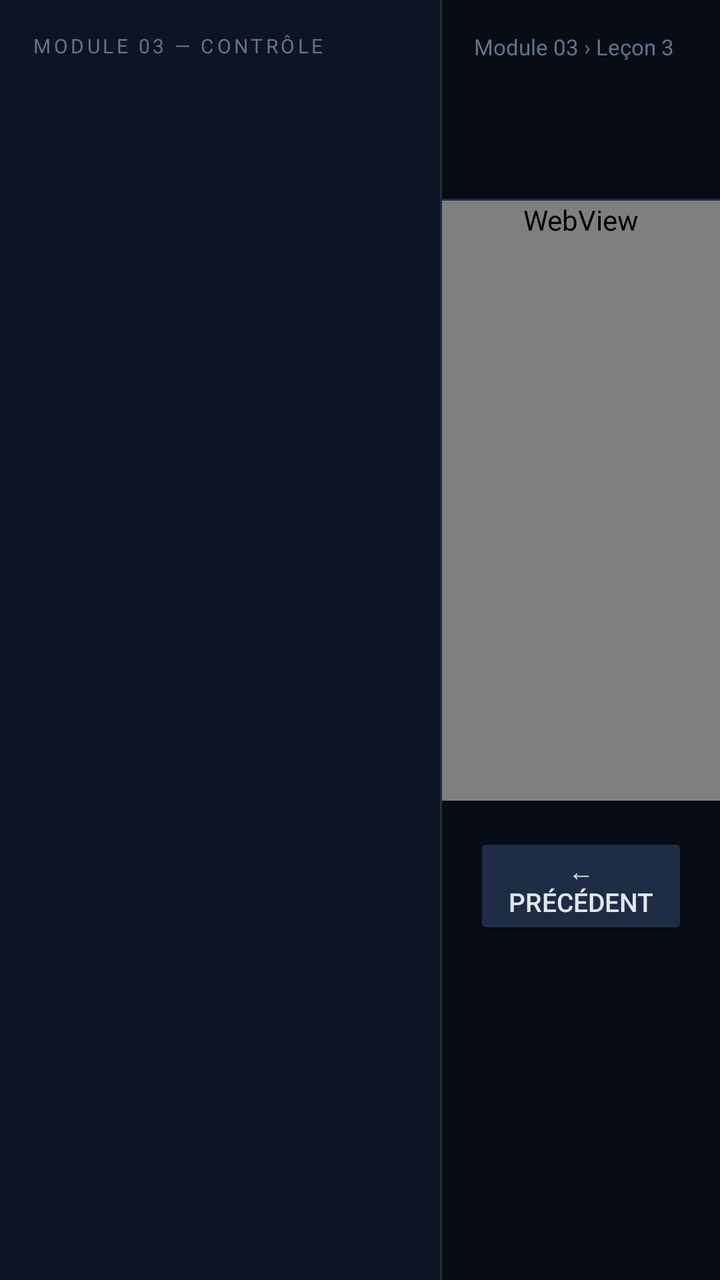
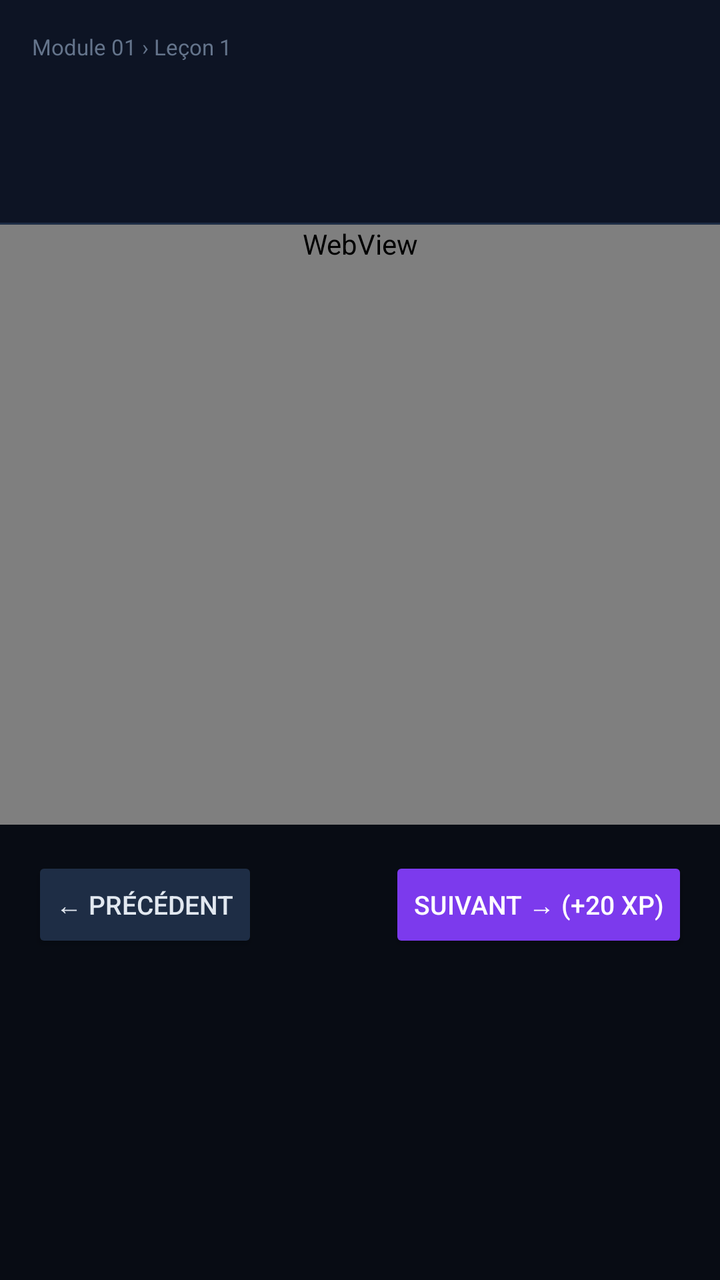

An Android layout rendered at two revisions. The XML below is the earlier revision; the diff shows what the commit changed to produce the second picture.
<!-- AndroidManifest.xml: application theme Theme.SDSLabs -->
<!-- res/layout/fragment_cours.xml -->
<?xml version="1.0" encoding="utf-8"?>
<LinearLayout xmlns:android="http://schemas.android.com/apk/res/android"
    xmlns:app="http://schemas.android.com/apk/res-auto"
    android:layout_width="match_parent"
    android:layout_height="match_parent"
    android:orientation="vertical"
    android:background="#080c14">

    
    <LinearLayout
        android:layout_width="match_parent"
        android:layout_height="0dp"
        android:layout_weight="1"
        android:orientation="horizontal">

        
        <ScrollView
            android:layout_width="220dp"
            android:layout_height="match_parent"
            android:background="#0d1424">

            <LinearLayout
                android:layout_width="match_parent"
                android:layout_height="wrap_content"
                android:orientation="vertical"
                android:paddingTop="16dp">

                <TextView
                    android:layout_width="match_parent"
                    android:layout_height="wrap_content"
                    android:text="MODULE 03 — CONTRÔLE"
                    android:textColor="#64748b"
                    android:textSize="10sp"
                    android:letterSpacing="0.15"
                    android:paddingHorizontal="16dp"
                    android:paddingBottom="12dp" />

                <LinearLayout
                    android:id="@+id/sidebarContainer"
                    android:layout_width="match_parent"
                    android:layout_height="wrap_content"
                    android:orientation="vertical" />
            </LinearLayout>
        </ScrollView>

        
        <View
            android:layout_width="1dp"
            android:layout_height="match_parent"
            android:background="#1e2d45" />

        
        <LinearLayout
            android:layout_width="0dp"
            android:layout_height="match_parent"
            android:layout_weight="1"
            android:orientation="vertical">

            
            <LinearLayout
                android:layout_width="match_parent"
                android:layout_height="wrap_content"
                android:orientation="vertical"
                android:padding="16dp"
                android:background="#080c14">

                <TextView
                    android:id="@+id/tvBreadcrumb"
                    android:layout_width="wrap_content"
                    android:layout_height="wrap_content"
                    android:text="Module 03 › Leçon 3"
                    android:textColor="#64748b"
                    android:textSize="11sp"
                    android:layout_marginBottom="4dp" />

                <TextView
                    android:id="@+id/tvLessonTitle"
                    android:layout_width="wrap_content"
                    android:layout_height="wrap_content"
                    android:textColor="#FFFFFF"
                    android:textSize="20sp"
                    android:textStyle="bold"
                    android:layout_marginBottom="4dp" />

                <TextView
                    android:id="@+id/tvLessonDesc"
                    android:layout_width="match_parent"
                    android:layout_height="wrap_content"
                    android:textColor="#64748b"
                    android:textSize="13sp"
                    android:lineSpacingMultiplier="1.4" />
            </LinearLayout>

            <View
                android:layout_width="match_parent"
                android:layout_height="1dp"
                android:background="#1e2d45" />

            
            <ScrollView
                android:id="@+id/lessonScrollView"
                android:layout_width="match_parent"
                android:layout_height="0dp"
                android:layout_weight="1">

                <LinearLayout
                    android:layout_width="match_parent"
                    android:layout_height="wrap_content"
                    android:orientation="vertical">

                    <WebView
                        android:id="@+id/webViewLesson"
                        android:layout_width="match_parent"
                        android:layout_height="wrap_content"
                        android:minHeight="300dp" />

                    
                    <LinearLayout
                        android:layout_width="match_parent"
                        android:layout_height="wrap_content"
                        android:orientation="horizontal"
                        
                        android:padding="16dp"
                        android:gravity="center_vertical">

                        <Button
                            android:id="@+id/btnPrevious"
                            android:layout_width="wrap_content"
                            android:layout_height="wrap_content"
                            android:text="← Précédent"
                            android:backgroundTint="#1e2d45"
                            android:textColor="#e2e8f0"
                            android:textSize="13sp" />

                        <View android:layout_width="0dp" android:layout_height="1dp" android:layout_weight="1" />

                        <Button
                            android:id="@+id/btnNext"
                            android:layout_width="wrap_content"
                            android:layout_height="wrap_content"
                            android:text="Suivant → (+20 XP)"
                            android:backgroundTint="#7c3aed"
                            android:textColor="#FFFFFF"
                            android:textSize="13sp" />
                    </LinearLayout>
                </LinearLayout>
            </ScrollView>
        </LinearLayout>
    </LinearLayout>
</LinearLayout>
<!-- resources referenced by this layout -->
<resources>
  <style name="Theme.SDSLabs" parent="Theme.MaterialComponents.NoActionBar">
          <item name="colorPrimary">@color/accent2</item>
          <item name="colorPrimaryVariant">@color/accent</item>
          <item name="colorOnPrimary">@color/white</item>
          <item name="colorSecondary">@color/accent</item>
          <item name="colorOnSecondary">@color/bg</item>
          <item name="android:windowBackground">@color/bg</item>
          <item name="android:statusBarColor">@color/bg</item>
          <item name="android:navigationBarColor">@color/surface</item>
          <item name="android:textColor">@color/text</item>
      </style>
  <color name="accent2">#7c3aed</color>
  <color name="accent">#00d4ff</color>
  <color name="white">#FFFFFF</color>
  <color name="bg">#080c14</color>
  <color name="surface">#0d1424</color>
  <color name="text">#e2e8f0</color>
</resources>

<!-- the commit's change to res/layout/fragment_cours.xml (unified diff, before → after) -->
@@ -1,6 +1,5 @@
 <?xml version="1.0" encoding="utf-8"?>
 <LinearLayout xmlns:android="http://schemas.android.com/apk/res/android"
-    xmlns:app="http://schemas.android.com/apk/res-auto"
     android:layout_width="match_parent"
     android:layout_height="match_parent"
     android:orientation="vertical"
@@ -9,142 +8,99 @@
     
     <LinearLayout
         android:layout_width="match_parent"
-        android:layout_height="0dp"
-        android:layout_weight="1"
-        android:orientation="horizontal">
+        android:layout_height="wrap_content"
+        android:orientation="vertical"
+        android:padding="16dp"
+        android:background="#0d1424">
 
-        
-        <ScrollView
-            android:layout_width="220dp"
-            android:layout_height="match_parent"
-            android:background="#0d1424">
+        <TextView
+            android:id="@+id/tvBreadcrumb"
+            android:layout_width="wrap_content"
+            android:layout_height="wrap_content"
+            android:text="Module 01 › Leçon 1"
+            android:textColor="#64748b"
+            android:textSize="11sp"
+            android:layout_marginBottom="4dp" />
 
-            <LinearLayout
-                android:layout_width="match_parent"
-                android:layout_height="wrap_content"
-                android:orientation="vertical"
-                android:paddingTop="16dp">
+        <TextView
+            android:id="@+id/tvLessonTitle"
+            android:layout_width="wrap_content"
+            android:layout_height="wrap_content"
+            android:textColor="#FFFFFF"
+            android:textSize="20sp"
+            android:textStyle="bold"
+            android:layout_marginBottom="4dp" />
 
-                <TextView
-                    android:layout_width="match_parent"
-                    android:layout_height="wrap_content"
-                    android:text="MODULE 03 — CONTRÔLE"
-                    android:textColor="#64748b"
-                    android:textSize="10sp"
-                    android:letterSpacing="0.15"
-                    android:paddingHorizontal="16dp"
-                    android:paddingBottom="12dp" />
-
-                <LinearLayout
-                    android:id="@+id/sidebarContainer"
-                    android:layout_width="match_parent"
-                    android:layout_height="wrap_content"
-                    android:orientation="vertical" />
-            </LinearLayout>
-        </ScrollView>
-
-        
-        <View
-            android:layout_width="1dp"
-            android:layout_height="match_parent"
-            android:background="#1e2d45" />
+        <TextView
+            android:id="@+id/tvLessonDesc"
+            android:layout_width="match_parent"
+            android:layout_height="wrap_content"
+            android:textColor="#64748b"
+            android:textSize="13sp"
+            android:lineSpacingMultiplier="1.4" />
 
         
         <LinearLayout
-            android:layout_width="0dp"
-            android:layout_height="match_parent"
-            android:layout_weight="1"
+            android:id="@+id/sidebarContainer"
+            android:layout_width="match_parent"
+            android:layout_height="wrap_content"
+            android:orientation="horizontal"
+            android:layout_marginTop="12dp"
+            android:gravity="center_vertical" />
+
+    </LinearLayout>
+
+    <View
+        android:layout_width="match_parent"
+        android:layout_height="1dp"
+        android:background="#1e2d45" />
+
+    
+    <ScrollView
+        android:id="@+id/lessonScrollView"
+        android:layout_width="match_parent"
+        android:layout_height="0dp"
+        android:layout_weight="1">
+
+        <LinearLayout
+            android:layout_width="match_parent"
+            android:layout_height="wrap_content"
             android:orientation="vertical">
+
+            <WebView
+                android:id="@+id/webViewLesson"
+                android:layout_width="match_parent"
+                android:layout_height="wrap_content"
+                android:minHeight="300dp" />
 
             
             <LinearLayout
                 android:layout_width="match_parent"
                 android:layout_height="wrap_content"
-                android:orientation="vertical"
+                android:orientation="horizontal"
                 android:padding="16dp"
-                android:background="#080c14">
+                android:gravity="center_vertical">
 
-                <TextView
-                    android:id="@+id/tvBreadcrumb"
+                <Button
+                    android:id="@+id/btnPrevious"
                     android:layout_width="wrap_content"
                     android:layout_height="wrap_content"
-                    android:text="Module 03 › Leçon 3"
-                    android:textColor="#64748b"
-                    android:textSize="11sp"
-                    android:layout_marginBottom="4dp" />
+                    android:text="← Précédent"
+                    android:backgroundTint="#1e2d45"
+                    android:textColor="#e2e8f0"
+                    android:textSize="13sp" />
 
-                <TextView
-                    android:id="@+id/tvLessonTitle"
+                <View android:layout_width="0dp" android:layout_height="1dp" android:layout_weight="1" />
+
+                <Button
+                    android:id="@+id/btnNext"
                     android:layout_width="wrap_content"
                     android:layout_height="wrap_content"
+                    android:text="Suivant → (+20 XP)"
+                    android:backgroundTint="#7c3aed"
                     android:textColor="#FFFFFF"
-                    android:textSize="20sp"
-                    android:textStyle="bold"
-                    android:layout_marginBottom="4dp" />
-
-                <TextView
-                    android:id="@+id/tvLessonDesc"
-                    android:layout_width="match_parent"
-                    android:layout_height="wrap_content"
-                    android:textColor="#64748b"
-                    android:textSize="13sp"
-                    android:lineSpacingMultiplier="1.4" />
+                    android:textSize="13sp" />
             </LinearLayout>
-
-            <View
-                android:layout_width="match_parent"
-                android:layout_height="1dp"
-                android:background="#1e2d45" />
-
-            
-            <ScrollView
-                android:id="@+id/lessonScrollView"
-                android:layout_width="match_parent"
-                android:layout_height="0dp"
-                android:layout_weight="1">
-
-                <LinearLayout
-                    android:layout_width="match_parent"
-                    android:layout_height="wrap_content"
-                    android:orientation="vertical">
-
-                    <WebView
-                        android:id="@+id/webViewLesson"
-                        android:layout_width="match_parent"
-                        android:layout_height="wrap_content"
-                        android:minHeight="300dp" />
-
-                    
-                    <LinearLayout
-                        android:layout_width="match_parent"
-                        android:layout_height="wrap_content"
-                        android:orientation="horizontal"
-                        
-                        android:padding="16dp"
-                        android:gravity="center_vertical">
-
-                        <Button
-                            android:id="@+id/btnPrevious"
-                            android:layout_width="wrap_content"
-                            android:layout_height="wrap_content"
-                            android:text="← Précédent"
-                            android:backgroundTint="#1e2d45"
-                            android:textColor="#e2e8f0"
-                            android:textSize="13sp" />
-
-                        <View android:layout_width="0dp" android:layout_height="1dp" android:layout_weight="1" />
-
-                        <Button
-                            android:id="@+id/btnNext"
-                            android:layout_width="wrap_content"
-                            android:layout_height="wrap_content"
-                            android:text="Suivant → (+20 XP)"
-                            android:backgroundTint="#7c3aed"
-                            android:textColor="#FFFFFF"
-                            android:textSize="13sp" />
-                    </LinearLayout>
-                </LinearLayout>
-            </ScrollView>
         </LinearLayout>
-    </LinearLayout>
+    </ScrollView>
 </LinearLayout>
